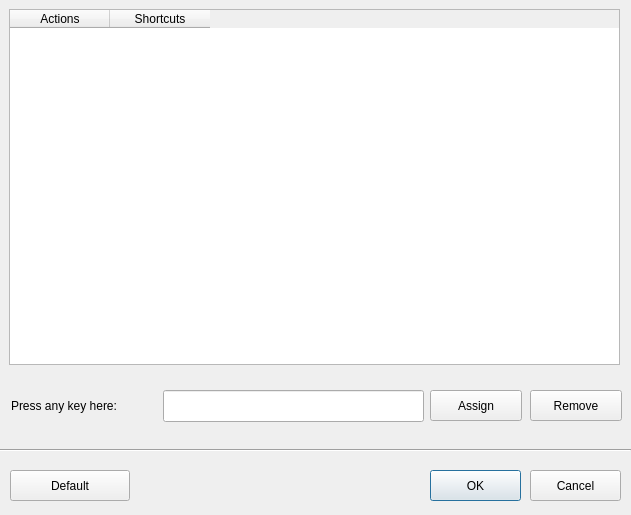
Old version of the form src/ui/shortcutsdialog.ui in the repository qterm/qterm.
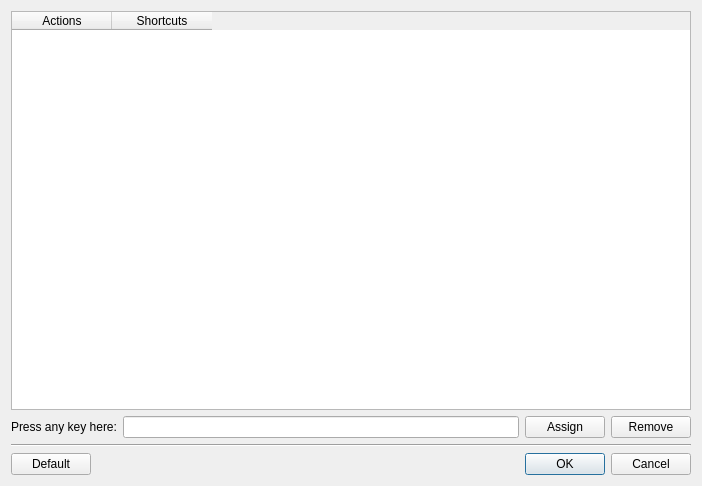
New version of the form.

Diff of the .ui file:
```diff
--- a/src/ui/shortcutsdialog.ui
+++ b/src/ui/shortcutsdialog.ui
@@ -1,33 +1,21 @@
 <ui version="4.0" >
  <class>ShortcutsDialog</class>
- <widget class="QDialog" name="ShortcutsDialog" >
-  <property name="geometry" >
+ <widget class="QDialog" name="ShortcutsDialog">
+  <property name="geometry">
    <rect>
     <x>0</x>
     <y>0</y>
-    <width>631</width>
-    <height>515</height>
+    <width>702</width>
+    <height>486</height>
    </rect>
   </property>
-  <property name="sizePolicy" >
-   <sizepolicy vsizetype="Fixed" hsizetype="Fixed" >
+  <property name="sizePolicy">
+   <sizepolicy hsizetype="Preferred" vsizetype="Preferred">
     <horstretch>0</horstretch>
     <verstretch>0</verstretch>
    </sizepolicy>
   </property>
-  <property name="minimumSize" >
-   <size>
-    <width>631</width>
-    <height>515</height>
-   </size>
-  </property>
-  <property name="maximumSize" >
-   <size>
-    <width>631</width>
-    <height>515</height>
-   </size>
-  </property>
-  <property name="focusPolicy" >
+  <property name="focusPolicy">
    <enum>Qt::ClickFocus</enum>
   </property>
   <property name="contextMenuPolicy" >
@@ -36,145 +24,113 @@
   <property name="windowTitle" >
    <string>Shortcuts Dialog</string>
   </property>
-  <widget class="Line" name="line" >
-   <property name="geometry" >
-    <rect>
-     <x>0</x>
-     <y>440</y>
-     <width>631</width>
-     <height>20</height>
-    </rect>
-   </property>
-   <property name="orientation" >
-    <enum>Qt::Horizontal</enum>
-   </property>
-  </widget>
-  <widget class="QTableWidget" name="tableWidget" >
-   <property name="geometry" >
-    <rect>
-     <x>9</x>
-     <y>9</y>
-     <width>611</width>
-     <height>356</height>
-    </rect>
-   </property>
-   <property name="editTriggers" >
-    <set>QAbstractItemView::NoEditTriggers</set>
-   </property>
-   <property name="selectionBehavior" >
-    <enum>QAbstractItemView::SelectRows</enum>
-   </property>
-   <property name="columnCount" >
-    <number>2</number>
-   </property>
-   <column>
-    <property name="text" >
-     <string>Actions</string>
-    </property>
-   </column>
-   <column>
-    <property name="text" >
-     <string>Shortcuts</string>
-    </property>
-   </column>
-  </widget>
-  <widget class="QPushButton" name="buttonCancel" >
-   <property name="geometry" >
-    <rect>
-     <x>530</x>
-     <y>470</y>
-     <width>91</width>
-     <height>31</height>
-    </rect>
-   </property>
-   <property name="text" >
-    <string>Cancel</string>
-   </property>
-  </widget>
-  <widget class="QPushButton" name="buttonDefault" >
-   <property name="geometry" >
-    <rect>
-     <x>10</x>
-     <y>470</y>
-     <width>120</width>
-     <height>31</height>
-    </rect>
-   </property>
-   <property name="text" >
-    <string>Default</string>
-   </property>
-  </widget>
-  <widget class="QPushButton" name="buttonDone" >
-   <property name="geometry" >
-    <rect>
-     <x>430</x>
-     <y>470</y>
-     <width>91</width>
-     <height>31</height>
-    </rect>
-   </property>
-   <property name="text" >
-    <string>OK</string>
-   </property>
-   <property name="default" >
-    <bool>true</bool>
-   </property>
-  </widget>
-  <widget class="QLabel" name="label" >
-   <property name="geometry" >
-    <rect>
-     <x>11</x>
-     <y>390</y>
-     <width>148</width>
-     <height>31</height>
-    </rect>
-   </property>
-   <property name="text" >
-    <string>Press any key here:</string>
-   </property>
-   <property name="alignment" >
-    <set>Qt::AlignLeading|Qt::AlignLeft|Qt::AlignVCenter</set>
-   </property>
-   <property name="buddy" >
-    <cstring>editShortcut</cstring>
-   </property>
-  </widget>
-  <widget class="QLineEdit" name="editShortcut" >
-   <property name="geometry" >
-    <rect>
-     <x>163</x>
-     <y>390</y>
-     <width>261</width>
-     <height>32</height>
-    </rect>
-   </property>
-  </widget>
-  <widget class="QPushButton" name="buttonAssign" >
-   <property name="geometry" >
-    <rect>
-     <x>430</x>
-     <y>390</y>
-     <width>92</width>
-     <height>31</height>
-    </rect>
-   </property>
-   <property name="text" >
-    <string>Assign</string>
-   </property>
-  </widget>
-  <widget class="QPushButton" name="buttonRemove" >
-   <property name="geometry" >
-    <rect>
-     <x>530</x>
-     <y>390</y>
-     <width>92</width>
-     <height>31</height>
-    </rect>
-   </property>
-   <property name="text" >
-    <string>Remove</string>
-   </property>
-  </widget>
+  <layout class="QVBoxLayout" name="verticalLayout">
+   <item>
+    <widget class="QTableWidget" name="tableWidget">
+     <property name="editTriggers">
+      <set>QAbstractItemView::NoEditTriggers</set>
+     </property>
+     <property name="selectionBehavior">
+      <enum>QAbstractItemView::SelectRows</enum>
+     </property>
+     <property name="columnCount">
+      <number>2</number>
+     </property>
+     <column>
+      <property name="text">
+       <string>Actions</string>
+      </property>
+     </column>
+     <column>
+      <property name="text">
+       <string>Shortcuts</string>
+      </property>
+     </column>
+    </widget>
+   </item>
+   <item>
+    <layout class="QHBoxLayout" name="horizontalLayout">
+     <item>
+      <widget class="QLabel" name="label">
+       <property name="text">
+        <string>Press any key here:</string>
+       </property>
+       <property name="alignment">
+        <set>Qt::AlignLeading|Qt::AlignLeft|Qt::AlignVCenter</set>
+       </property>
+       <property name="buddy">
+        <cstring>editShortcut</cstring>
+       </property>
+      </widget>
+     </item>
+     <item>
+      <widget class="QLineEdit" name="editShortcut"/>
+     </item>
+     <item>
+      <widget class="QPushButton" name="buttonAssign">
+       <property name="text">
+        <string>Assign</string>
+       </property>
+      </widget>
+     </item>
+     <item>
+      <widget class="QPushButton" name="buttonRemove">
+       <property name="text">
+        <string>Remove</string>
+       </property>
+      </widget>
+     </item>
+    </layout>
+   </item>
+   <item>
+    <widget class="Line" name="line">
+     <property name="orientation">
+      <enum>Qt::Horizontal</enum>
+     </property>
+    </widget>
+   </item>
+   <item>
+    <layout class="QHBoxLayout" name="horizontalLayout_2">
+     <item>
+      <widget class="QPushButton" name="buttonDefault">
+       <property name="text">
+        <string>Default</string>
+       </property>
+      </widget>
+     </item>
+     <item>
+      <spacer name="horizontalSpacer">
+       <property name="orientation">
+        <enum>Qt::Horizontal</enum>
+       </property>
+       <property name="sizeHint" stdset="0">
+        <size>
+         <width>40</width>
+         <height>20</height>
+        </size>
+       </property>
+      </spacer>
+     </item>
+     <item>
+      <widget class="QPushButton" name="buttonDone">
+       <property name="text">
+        <string>OK</string>
+       </property>
+       <property name="default">
+        <bool>true</bool>
+       </property>
+      </widget>
+     </item>
+     <item>
+      <widget class="QPushButton" name="buttonCancel">
+       <property name="text">
+        <string>Cancel</string>
+       </property>
+      </widget>
+     </item>
+    </layout>
+   </item>
+  </layout>
  </widget>
  <tabstops>
   <tabstop>editShortcut</tabstop>
```
Left out of the diff: 15 changed lines with no effect on the pictures.
